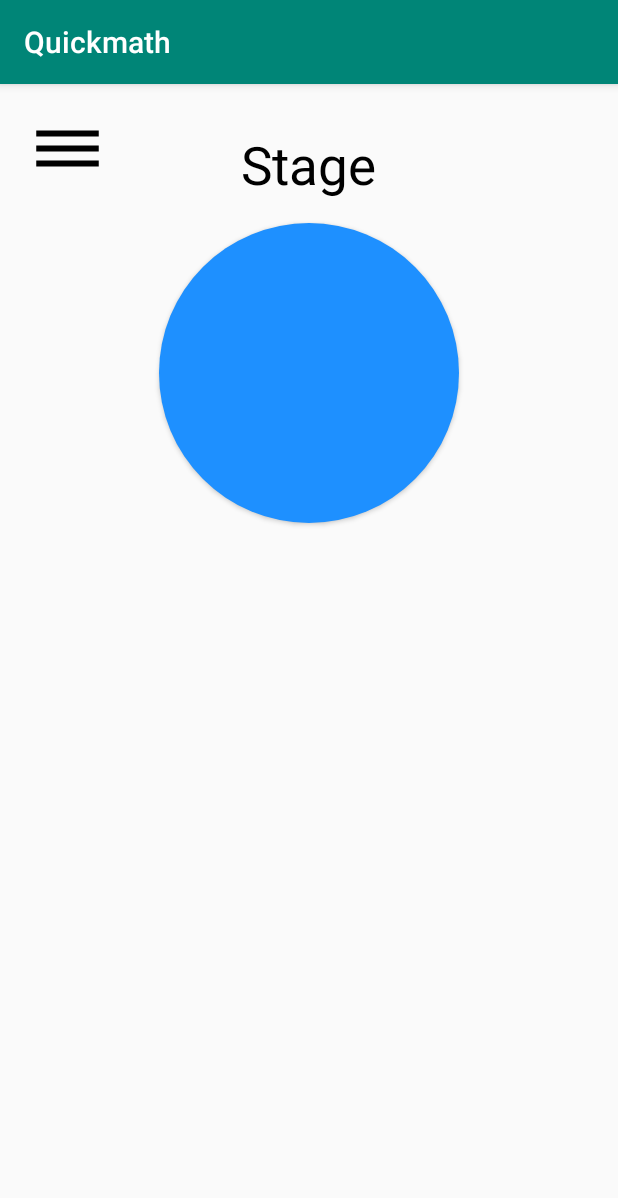
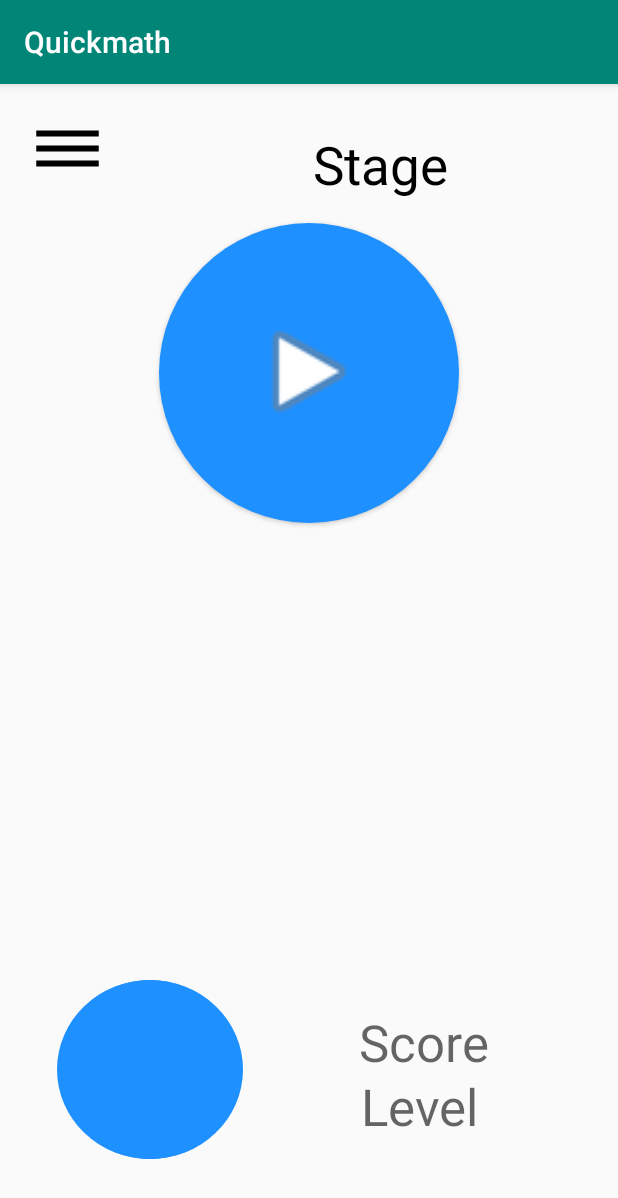
Before and after one commit to DeathWish99/Quickmath, an Android app: the screen it shows after launch (GuestStageActivity), after a tap on "SKIP THIS STEP", on a phone screen of 412 x 824 dp. Shown: the top 1198 px of the screen. Run offline under Robolectric (Android 15) with nearby library versions, the phone set to English and light mode, and no system bars.

Commit message:
Setting Half Incomplete
-background music cannot be paused once user pressed home/minimize it
-vibration still cannot be disabled
-need to link the user avatar,user score and level from the database

```diff
--- a/app/src/main/AndroidManifest.xml
+++ b/app/src/main/AndroidManifest.xml
@@ -1,6 +1,8 @@
 <?xml version="1.0" encoding="utf-8"?>
 <manifest xmlns:android="http://schemas.android.com/apk/res/android"
     package="com.example.projectitdiv.quickmath">
+    <uses-permission android:name="android.permission.WRITE_SETTINGS"/>
+    <uses-permission android:name="android.permission.VIBRATE"/>
 
     <application
         android:allowBackup="true"
@@ -22,6 +24,7 @@
         <activity android:name=".SettingActivity" />
         <activity android:name=".ProfileActivity" />
         <activity android:name=".LanguageActivity"></activity>
+        <service android:enabled="true" android:name=".BackgroundSoundService" />
     </application>
 
 </manifest>
--- a/app/src/main/java/com/example/projectitdiv/quickmath/LoginActivity.java
+++ b/app/src/main/java/com/example/projectitdiv/quickmath/LoginActivity.java
@@ -1,6 +1,7 @@
 package com.example.projectitdiv.quickmath;
 
 import android.content.Intent;
+import android.media.MediaPlayer;
 import android.support.v7.app.AppCompatActivity;
 import android.os.Bundle;
 import android.view.View;
@@ -13,7 +14,8 @@ public class LoginActivity extends AppCompatActivity {
     protected void onCreate(Bundle savedInstanceState) {
         super.onCreate(savedInstanceState);
         setContentView(R.layout.activity_login);
-
+        Intent svc=new Intent(this, BackgroundSoundService.class);
+        startService(svc);
         btnGoogle = findViewById(R.id.btn_google);
         btnFacebook = findViewById(R.id.btn_facebook);
         btnEmail = findViewById(R.id.btn_email);
@@ -26,7 +28,6 @@ public class LoginActivity extends AppCompatActivity {
                 Intent intent = new Intent(LoginActivity.this, GuestStageActivity.class);
                 startActivity(intent);
                 finish();
-
             }
         });
     }
--- a/app/src/main/res/layout/activity_gueststage.xml
+++ b/app/src/main/res/layout/activity_gueststage.xml
@@ -10,19 +10,23 @@
         android:id="@+id/tv_stage"
         android:layout_width="wrap_content"
         android:layout_height="wrap_content"
+        android:layout_alignParentEnd="true"
+        android:layout_alignParentRight="true"
+        android:layout_marginTop="30dp"
+        android:layout_marginEnd="113dp"
+        android:layout_marginRight="113dp"
         android:text="Stage"
-        android:layout_centerHorizontal="true"
-        android:textSize="35sp"
-        android:layout_marginTop="30dp"
-        android:textColor="@color/colorBlack"/>
+        android:textColor="@color/colorBlack"
+        android:textSize="35sp" />
+
     <Button
         android:id="@+id/btn_stage"
         android:layout_width="200dp"
         android:layout_height="200dp"
         android:layout_below="@id/tv_stage"
         android:layout_centerHorizontal="true"
-        android:background="@drawable/button_bg_round"
-        android:layout_marginTop="15dp"/>
+        android:layout_marginTop="15dp"
+        android:background="@drawable/button_bg_round" />
 
     <Button
         android:id="@+id/btn_setting"
@@ -31,4 +35,58 @@
         android:background="@drawable/ic_dehaze_black_24dp"
         android:layout_margin="20dp"/>
 
+    <TextView
+        android:id="@+id/txt_score"
+        android:layout_width="95dp"
+        android:layout_height="44dp"
+        android:layout_alignEnd="@+id/tv_stage"
+        android:layout_alignParentBottom="true"
+        android:layout_marginEnd="-36dp"
+        android:layout_marginBottom="108dp"
+        android:contentDescription="Score"
+        android:text="Score"
+        android:textAppearance="@style/TextAppearance.AppCompat.Display1" />
+
+    <TextView
+        android:id="@+id/txt_level"
+        android:layout_width="95dp"
+        android:layout_height="44dp"
+        android:layout_alignEnd="@+id/tv_stage"
+        android:layout_alignParentBottom="true"
+        android:layout_marginEnd="-37dp"
+        android:layout_marginBottom="65dp"
+        android:contentDescription="Score"
+        android:text="Level"
+        android:textAppearance="@style/TextAppearance.AppCompat.Display1" />
+
+    <ImageView
+        android:id="@+id/user_avatar"
+        android:layout_width="124dp"
+        android:layout_height="119dp"
+        android:layout_alignParentBottom="true"
+        android:layout_marginEnd="-56dp"
+        android:layout_marginBottom="51dp"
+        android:layout_toStartOf="@+id/btn_stage"
+        android:background="@drawable/button_bg_round"
+        app:srcCompat="@drawable/button_bg_round" />
+
+    <ImageView
+        android:id="@+id/play_btn"
+        android:layout_width="80dp"
+        android:layout_height="99dp"
+        android:layout_alignStart="@+id/btn_stage"
+        android:layout_alignLeft="@+id/btn_stage"
+        android:layout_alignEnd="@+id/btn_stage"
+        android:layout_alignRight="@+id/btn_stage"
+        android:layout_alignBottom="@+id/btn_stage"
+        android:layout_alignParentTop="true"
+        android:layout_marginStart="60dp"
+        android:layout_marginLeft="60dp"
+        android:layout_marginTop="142dp"
+        android:layout_marginEnd="60dp"
+        android:layout_marginRight="60dp"
+        android:layout_marginBottom="51dp"
+        android:elevation="5dp"
+        app:srcCompat="@android:drawable/ic_media_play" />
+
 </RelativeLayout>
--- a/build.gradle
+++ b/build.gradle
@@ -7,7 +7,7 @@ buildscript {
         jcenter()
     }
     dependencies {
-        classpath 'com.android.tools.build:gradle:3.2.0'
+        classpath 'com.android.tools.build:gradle:3.2.1'
 
 
         // NOTE: Do not place your application dependencies here; they belong
```
Also changed, not shown: app/src/main/java/com/example/projectitdiv/quickmath/BackgroundSoundService.java (added, +56 -0 lines), app/src/main/java/com/example/projectitdiv/quickmath/GameActivity.java (+31 -1 lines), app/src/main/java/com/example/projectitdiv/quickmath/SettingActivity.java (+27 -5 lines), 1 other file.
